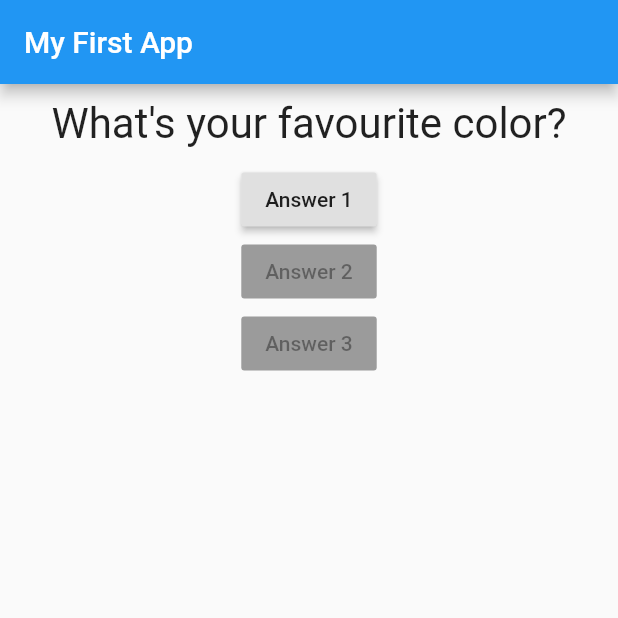
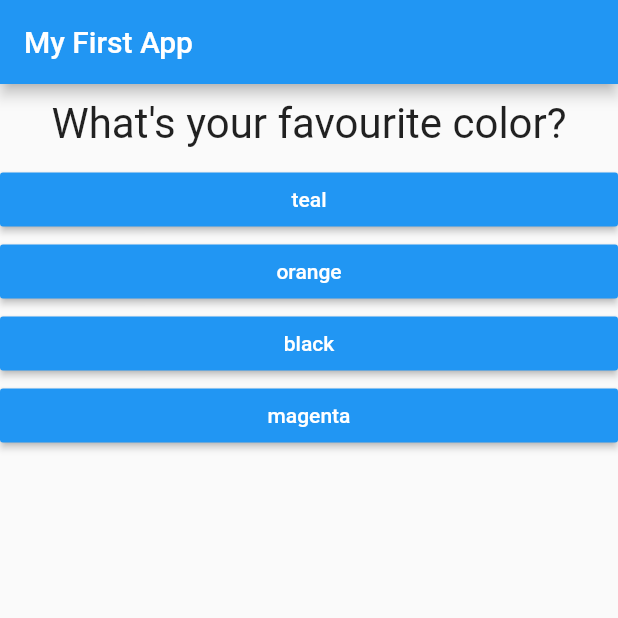
Before and after one commit to zettlrobert/flutter_quizz_app, a Flutter app: the screen it shows after launch, on a phone screen of 412 x 824 dp, the top half of it. Run offline on Flutter 3.47's test engine with Material 2 defaults, Android fonts, the phone set to English and light mode, and no system bars.

Commit message:
answers, style, const/final

```diff
--- /dev/null
+++ b/lib/answer.dart
@@ -0,0 +1,21 @@
+import 'package:flutter/material.dart';
+
+class Answer extends StatelessWidget {
+  final Function selectHandler;
+  final String answerText;
+
+  Answer(this.selectHandler, this.answerText);
+
+  @override
+  Widget build(BuildContext context) {
+    return Container(
+      width: double.infinity,
+      child: RaisedButton(
+        color: Colors.blue,
+        textColor: Colors.white,
+        child: Text(answerText),
+        onPressed: selectHandler,
+      ),
+    );
+  }
+}
--- a/lib/main.dart
+++ b/lib/main.dart
@@ -1,6 +1,7 @@
 import 'package:flutter/material.dart';
 
 import './question.dart';
+import './answer.dart';
 
 void main() {
   runApp(QuizzApp());
@@ -26,9 +27,19 @@ class _QuizzAppState extends State<QuizzApp> {
 
   @override
   Widget build(BuildContext context) {
-    var questions = [
-      'What\'s your favourite color?',
-      'What\'s your favourite animal?',
+    const questions = [
+      {
+        'questionText': 'What\'s your favourite color?',
+        'answers': ['teal', 'orange', 'black', 'magenta'],
+      },
+      {
+        'questionText': 'What\'s your favourite animal?',
+        'answers': ['Dragon', 'Quirin', 'Eagle'],
+      },
+      {
+        'questionText': 'What\'s your favourite Instructor?',
+        'answers': ['Max', 'Brad', 'Andrew'],
+      },
     ];
     return MaterialApp(
       home: Scaffold(
@@ -38,20 +49,12 @@ class _QuizzAppState extends State<QuizzApp> {
         body: Column(
           children: <Widget>[
             Question(
-              questions[_questionIndex],
+              questions[_questionIndex]['questionText'],
             ),
-            RaisedButton(
-              child: Text('Answer 1'),
-              onPressed: _answerQuestion,
-            ),
-            RaisedButton(
-              child: Text('Answer 2'),
-              onPressed: null,
-            ),
-            RaisedButton(
-              child: Text('Answer 3'),
-              onPressed: null,
-            ),
+            ...(questions[_questionIndex]['answers'] as List<String>)
+                .map((answer) {
+              return Answer(_answerQuestion, answer);
+            }).toList()
           ],
         ), // Column
       ), // Scaffold
--- a/pubspec.yaml
+++ b/pubspec.yaml
@@ -14,7 +14,7 @@ description: A new Flutter project.
 version: 1.0.0+1
 
 environment:
-  sdk: ">=2.1.0 <3.0.0"
+  sdk: ">=2.2.2 <3.0.0"
 
 dependencies:
   flutter:
```
